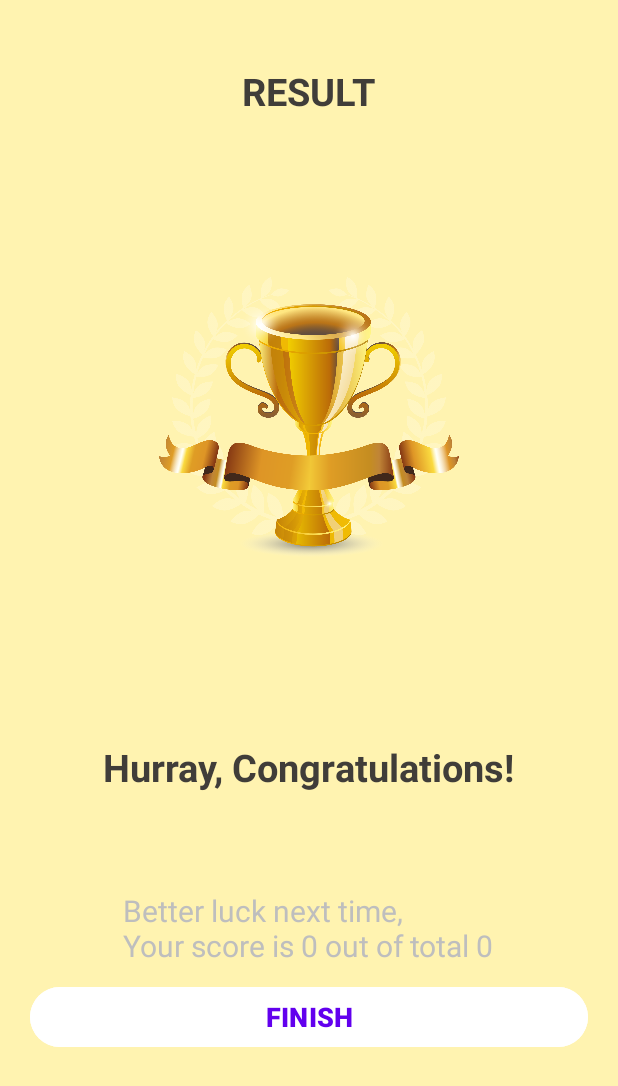
After one commit to Piyushdhorey/Android_with_Kotlin, an Android app: the ResultActivity screen opened directly, with no data from a screen before it, on a phone screen of 412 x 824 dp. The commit adds this screen. Shown: the top 1086 px of the screen. Run offline under Robolectric (Android 15) with nearby library versions, the phone set to English and light mode, and no system bars.

Commit message:
added functionality for right and wrong answers, finished app

```diff
--- a/app/src/main/AndroidManifest.xml
+++ b/app/src/main/AndroidManifest.xml
@@ -12,6 +12,9 @@
         android:supportsRtl="true"
         android:theme="@style/Theme.QuizApp"
         tools:targetApi="31">
+        <activity
+            android:name=".ResultActivity"
+            android:exported="false" />
         <activity
             android:name=".QuestionPageActivity"
             android:exported="false" />
--- a/app/src/main/java/com/example/quizapp/MainActivity.kt
+++ b/app/src/main/java/com/example/quizapp/MainActivity.kt
@@ -16,13 +16,13 @@ class MainActivity : AppCompatActivity() {
 
         val startBtn: Button = findViewById(R.id.startBtn)
         val etName: EditText = findViewById(R.id.name)
-        val submitBtn: Button = findViewById(R.id.submitBtn)
 
         startBtn.setOnClickListener {
             if (etName.text.isEmpty()) {
                 Toast.makeText(this, "Please enter your name", Toast.LENGTH_LONG).show()
             }else{
                 val intent = Intent(this, QuestionPageActivity::class.java)
+                intent.putExtra(Constants.USER_NAME, etName.text.toString())
                 startActivity(intent)
                 finish()
             }
--- /dev/null
+++ b/app/src/main/java/com/example/quizapp/ResultActivity.kt
@@ -0,0 +1,34 @@
+package com.example.quizapp
+
+import android.content.Intent
+import androidx.appcompat.app.AppCompatActivity
+import android.os.Bundle
+import android.view.contentcapture.ContentCaptureSession
+import android.widget.TextView
+
+class ResultActivity : AppCompatActivity() {
+    override fun onCreate(savedInstanceState: Bundle?) {
+        super.onCreate(savedInstanceState)
+        setContentView(R.layout.activity_result)
+
+        val tvUserName: TextView = findViewById(R.id.tv_username)
+        val tvScore: TextView = findViewById(R.id.tv_score)
+        val btnFinish: TextView = findViewById(R.id.btn_finish)
+
+        tvUserName.text = intent.getStringExtra(Constants.USER_NAME)
+
+        val totalQuestion = intent.getIntExtra(Constants.TOTAL_QUESTIONS, 0)
+        val correctAnswers = intent.getIntExtra(Constants.CORRECT_ANSWERS, 0)
+
+        if (correctAnswers >= 3){
+            tvScore.text = "Nice!\nYour score is $correctAnswers out of total $totalQuestion"
+        }else{
+            tvScore.text = "Better luck next time,\nYour score is $correctAnswers out of total $totalQuestion"
+        }
+
+        btnFinish.setOnClickListener{
+            startActivity(Intent(this, MainActivity::class.java))
+        }
+
+    }
+}
--- a/app/src/main/res/layout/activity_main.xml
+++ b/app/src/main/res/layout/activity_main.xml
@@ -4,7 +4,7 @@
     xmlns:tools="http://schemas.android.com/tools"
     android:layout_width="match_parent"
     android:layout_height="match_parent"
-    android:background="@drawable/wp2855634_background_hd_app"
+    android:background="@drawable/peakpx"
     tools:context=".MainActivity"
     android:gravity="center"
     android:orientation="vertical">
@@ -15,7 +15,7 @@
         android:gravity="center"
         android:text="Quiz App"
         android:layout_marginBottom="25dp"
-        android:textSize="25sp"
+        android:textSize="30sp"
         android:textColor="@color/white"
         android:textStyle="bold" />
 
@@ -24,7 +24,7 @@
         android:layout_height="wrap_content"
         android:layout_marginStart="20dp"
         android:layout_marginEnd="20dp"
-        app:cardCornerRadius="5dp"
+        app:cardCornerRadius="15dp"
         android:background="@color/white">
 
         <LinearLayout
--- /dev/null
+++ b/app/src/main/res/layout/activity_result.xml
@@ -0,0 +1,75 @@
+<?xml version="1.0" encoding="utf-8"?>
+<LinearLayout xmlns:android="http://schemas.android.com/apk/res/android"
+    xmlns:app="http://schemas.android.com/apk/res-auto"
+    xmlns:tools="http://schemas.android.com/tools"
+    android:layout_width="match_parent"
+    android:layout_height="match_parent"
+    android:background="#fff3b0"
+    android:orientation="vertical"
+    android:gravity="center_horizontal"
+    android:padding="20dp"
+    tools:context=".ResultActivity">
+
+    <TextView
+        android:id="@+id/tv_result"
+        android:layout_width="match_parent"
+        android:layout_height="wrap_content"
+        android:layout_marginTop="23dp"
+        android:gravity="center"
+        android:text="RESULT"
+        android:textColor="#403d39"
+        android:textSize="25sp"
+        android:textStyle="bold" />
+
+    <ImageView
+        android:id="@+id/iv_trophy"
+        android:layout_width="200dp"
+        android:layout_height="400dp"
+        android:contentDescription="image"
+        android:src="@drawable/trophy_png_25082" />
+
+    <TextView
+        android:id="@+id/tv_congrats"
+        android:layout_width="wrap_content"
+        android:layout_height="wrap_content"
+        android:layout_marginTop="16dp"
+        android:text="Hurray, Congratulations!"
+        android:textColor="#403d39"
+        android:textSize="25sp"
+        android:textStyle="bold"
+        />
+
+    <TextView
+        android:id="@+id/tv_username"
+        android:layout_width="wrap_content"
+        android:layout_height="wrap_content"
+        android:layout_marginTop="25dp"
+        android:textColor="#403d39"
+        android:textSize="22sp"
+        android:textStyle="bold"
+        tools:text="Username" />
+
+    <TextView
+        android:id="@+id/tv_score"
+        android:layout_width="wrap_content"
+        android:layout_height="wrap_content"
+        android:layout_marginTop="10dp"
+        android:textColor="@android:color/secondary_text_dark"
+        android:textSize="20sp"
+        tools:text="Your score is 4 out of 5"
+        />
+
+    <Button
+        android:id="@+id/btn_finish"
+        android:layout_width="match_parent"
+        android:layout_height="wrap_content"
+        android:layout_marginTop="10dp"
+        android:backgroundTint="@android:color/background_light"
+        android:text="FINISH"
+        android:textColor="@color/design_default_color_primary"
+        android:textSize="18sp"
+        android:textStyle="bold"
+        />
+
+
+</LinearLayout>
```
Also changed, not shown: app/src/main/java/com/example/quizapp/Constants.kt (+7 -3 lines), app/src/main/java/com/example/quizapp/QuestionPageActivity.kt (+25 -10 lines), app/src/main/res/drawable-nodpi/peakpx.jpg (added), app/src/main/res/drawable-nodpi/trophy_png_25082.png (added), app/src/main/res/drawable-nodpi/wp2855634_background_hd_app.jpg (deleted), 1 other file.
